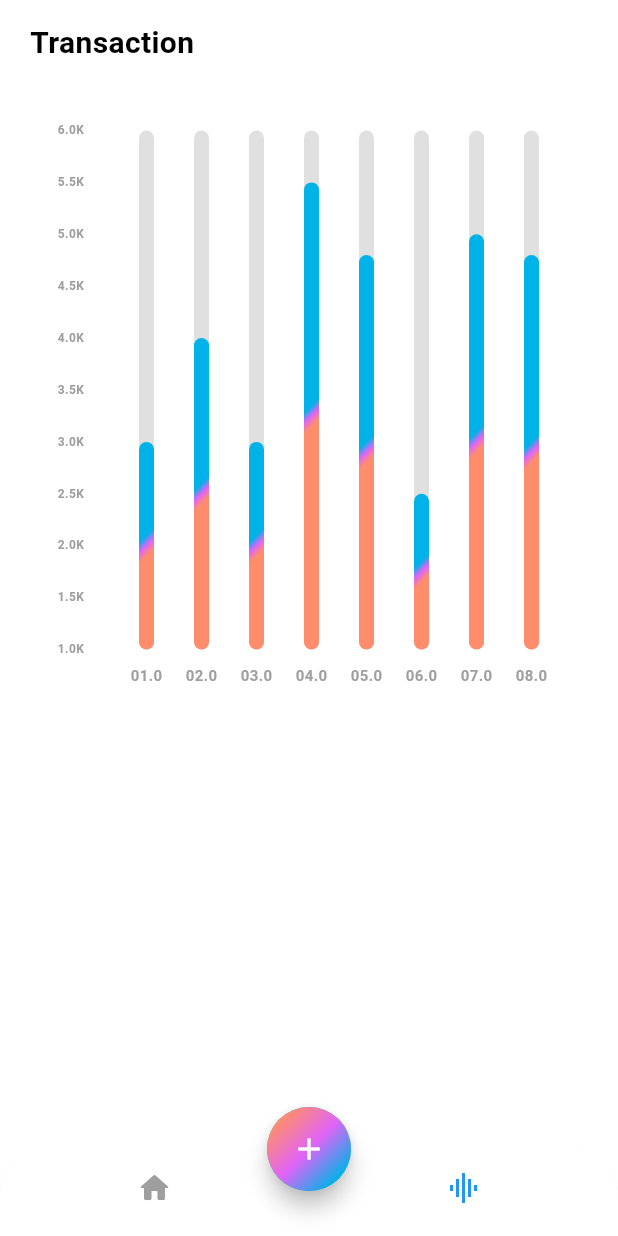
After one commit to VikramNaik26/Expence-Tracker, a Flutter app: the screen it shows after launch, item 2 of the bottom bar chosen, on a phone screen of 412 x 824 dp. The commit adds this screen. Run offline on Flutter 3.47's test engine with Material 3 defaults, Android fonts, the phone set to English and light mode, and no system bars; drawn by our look-alikes of fl_chart; our stand-ins replace gap.

Commit message:
added stats screen with  barchart

```diff
--- a/lib/screens/home/views/home_screen.dart
+++ b/lib/screens/home/views/home_screen.dart
@@ -1,10 +1,20 @@
 import 'dart:math';
 
 import 'package:expence_tracker/screens/home/views/main_screen.dart';
+import 'package:expence_tracker/screens/stats/stats.dart';
 import 'package:flutter/material.dart';
 
-class HomeScreen extends StatelessWidget {
+class HomeScreen extends StatefulWidget {
   const HomeScreen({super.key});
+
+  @override
+  State<HomeScreen> createState() => _HomeScreenState();
+}
+
+class _HomeScreenState extends State<HomeScreen> {
+  late int index = 0;
+  Color selectedItem = Colors.blue;
+  Color unSelectedItem = Colors.grey;
 
   @override
   Widget build(BuildContext context) {
@@ -15,16 +25,27 @@ class HomeScreen extends StatelessWidget {
           top: Radius.circular(30),
         ),
         child: BottomNavigationBar(
+          onTap: (value) {
+            setState(() {
+              index = value;
+            });
+          },
           showSelectedLabels: false,
           showUnselectedLabels: false,
           backgroundColor: Colors.white,
-          items: const [
+          items: [
             BottomNavigationBarItem(
-              icon: Icon(Icons.home_rounded),
+              icon: Icon(
+                Icons.home_rounded,
+                color: index == 0 ? selectedItem : unSelectedItem,
+              ),
               label: 'home',
             ),
             BottomNavigationBarItem(
-              icon: Icon(Icons.graphic_eq_sharp),
+              icon: Icon(
+                Icons.graphic_eq_sharp,
+                color: index == 1 ? selectedItem : unSelectedItem,
+              ),
               label: 'graph',
             ),
           ],
@@ -51,7 +72,7 @@ class HomeScreen extends StatelessWidget {
           child: const Icon(Icons.add),
         ),
       ),
-      body: const MainScreen(),
+      body: index == 0 ? const MainScreen() : const StatScreen(),
     );
   }
 }
--- /dev/null
+++ b/lib/screens/stats/chart.dart
@@ -0,0 +1,133 @@
+import 'dart:math';
+
+import 'package:expence_tracker/widgets/app_text.dart';
+import 'package:fl_chart/fl_chart.dart';
+import 'package:flutter/material.dart';
+
+class MyChart extends StatefulWidget {
+  const MyChart({super.key});
+
+  @override
+  State<MyChart> createState() => _MyChartState();
+}
+
+class _MyChartState extends State<MyChart> {
+  @override
+  Widget build(BuildContext context) {
+    return BarChart(
+      mainBarData(),
+    );
+  }
+
+  BarChartGroupData makeGroupData(int x, double y) {
+    return BarChartGroupData(x: x, barRods: [
+      BarChartRodData(
+          toY: y,
+          width: 10,
+          gradient: LinearGradient(
+            colors: [
+              Theme.of(context).colorScheme.primary,
+              Theme.of(context).colorScheme.secondary,
+              Theme.of(context).colorScheme.tertiary,
+            ],
+            transform: const GradientRotation(pi / 4),
+          ),
+          backDrawRodData: BackgroundBarChartRodData(
+            show: true,
+            toY: 5,
+            color: Colors.grey.shade300,
+          ))
+    ]);
+  }
+
+  List<BarChartGroupData> showingGroups() => List.generate(
+        8,
+        (i) {
+          switch (i) {
+            case 0:
+              return makeGroupData(0, 2);
+            case 1:
+              return makeGroupData(1, 3);
+            case 2:
+              return makeGroupData(2, 2);
+            case 3:
+              return makeGroupData(3, 4.5);
+            case 4:
+              return makeGroupData(4, 3.8);
+            case 5:
+              return makeGroupData(5, 1.5);
+            case 6:
+              return makeGroupData(6, 4);
+            case 7:
+              return makeGroupData(7, 3.8);
+            default:
+              return throw Error();
+          }
+        },
+      );
+
+  BarChartData mainBarData() {
+    return BarChartData(
+      titlesData: FlTitlesData(
+        show: true,
+        rightTitles: const AxisTitles(
+          sideTitles: SideTitles(
+            showTitles: false,
+          ),
+        ),
+        leftTitles: AxisTitles(
+          sideTitles: SideTitles(
+            showTitles: true,
+            reservedSize: 28,
+            getTitlesWidget: leftTitle,
+          ),
+        ),
+        topTitles: const AxisTitles(
+          sideTitles: SideTitles(
+            showTitles: false,
+          ),
+        ),
+        bottomTitles: AxisTitles(
+          sideTitles: SideTitles(
+            showTitles: true,
+            reservedSize: 28,
+            getTitlesWidget: getTitlesWidget,
+          ),
+        ),
+      ),
+      borderData: FlBorderData(show: false),
+      gridData: const FlGridData(show: false),
+      barGroups: showingGroups(),
+    );
+  }
+
+  SideTitleWidget getTitlesWidget(double value, TitleMeta meta) {
+    final tileText = AppText(
+      text: value < 8 ? '0${value + 1}' : '',
+      fontSize: 10.0,
+      fontWeight: FontWeight.bold,
+      textColor: Colors.grey,
+    );
+
+    return SideTitleWidget(
+      axisSide: meta.axisSide,
+      space: 10,
+      child: tileText,
+    );
+  }
+
+  SideTitleWidget leftTitle(double value, TitleMeta meta) {
+    final tileText = AppText(
+      text: value < 6 ? '${value + 1}K' : '',
+      fontSize: 8.0,
+      fontWeight: FontWeight.bold,
+      textColor: Colors.grey,
+    );
+
+    return SideTitleWidget(
+      axisSide: meta.axisSide,
+      space: 10,
+      child: tileText,
+    );
+  }
+}
--- /dev/null
+++ b/lib/screens/stats/stats.dart
@@ -0,0 +1,46 @@
+import 'package:expence_tracker/screens/stats/chart.dart';
+import 'package:expence_tracker/widgets/app_text.dart';
+import 'package:fl_chart/fl_chart.dart';
+import 'package:flutter/cupertino.dart';
+import 'package:flutter/material.dart';
+import 'package:flutter/widgets.dart';
+import 'package:gap/gap.dart';
+
+class StatScreen extends StatelessWidget {
+  const StatScreen({super.key});
+
+  @override
+  Widget build(BuildContext context) {
+    return SafeArea(
+      child: SingleChildScrollView(
+        scrollDirection: Axis.vertical,
+        child: Padding(
+          padding: const EdgeInsets.symmetric(horizontal: 20.0, vertical: 14.0),
+          child: Column(
+            crossAxisAlignment: CrossAxisAlignment.start,
+            children: [
+              const AppText(
+                text: 'Transaction',
+                fontSize: 20,
+                fontWeight: FontWeight.bold,
+              ),
+              const Gap(20.0),
+              Container(
+                width: MediaQuery.of(context).size.width,
+                height: MediaQuery.of(context).size.width,
+                padding:
+                    const EdgeInsets.only(left: 18, top: 24, right: 6, bottom: 14),
+
+                decoration: BoxDecoration(
+                  borderRadius: BorderRadius.circular(20),
+                  color: Colors.white,
+                ),
+                child: const MyChart(),
+              ),
+            ],
+          ),
+        ),
+      ),
+    );
+  }
+}
--- a/pubspec.yaml
+++ b/pubspec.yaml
@@ -36,6 +36,7 @@ dependencies:
   # Use with the CupertinoIcons class for iOS style icons.
   cupertino_icons: ^1.0.6
   gap: ^3.0.1
+  fl_chart: ^0.66.2
 
 dev_dependencies:
   flutter_test:
```
Also changed, not shown: pubspec.lock.
